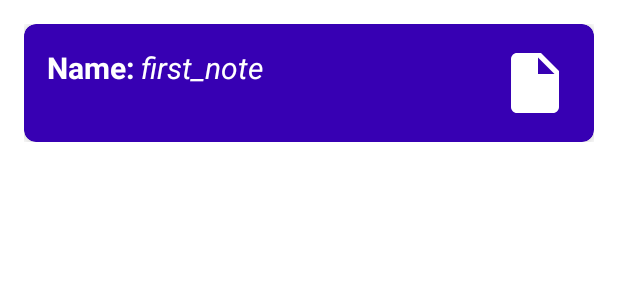
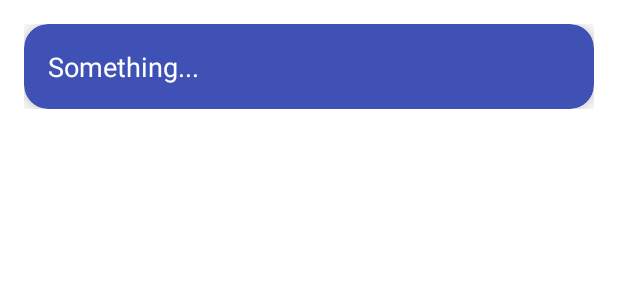
Before and after one commit to OlloshukurAnvarov/Notes, an Android app: the layout item_notes.xml on its own in the app's theme, with its tools: preview values and no code run, on a phone screen of 412 x 824 dp. Shown: the top 300 px of the screen. Run offline under Robolectric (Android 15) with nearby library versions, the light colour scheme and no system bars.

Commit message:
designda o'zgartirishlar

```diff
--- a/app/src/main/java/com/leaf/notes/model/Note.kt
+++ b/app/src/main/java/com/leaf/notes/model/Note.kt
@@ -7,5 +7,6 @@ import androidx.room.PrimaryKey
 class Note(
     @PrimaryKey(true)
     val id: Long,
+    val name: String,
     val note: String
 )
--- a/app/src/main/res/layout/fragment_refactor.xml
+++ b/app/src/main/res/layout/fragment_refactor.xml
@@ -3,6 +3,7 @@
     android:layout_width="match_parent"
     android:orientation="vertical"
     android:layout_height="match_parent">
+
     <LinearLayout
         android:layout_width="match_parent"
         android:layout_height="60dp"
--- a/app/src/main/res/layout/item_notes.xml
+++ b/app/src/main/res/layout/item_notes.xml
@@ -3,53 +3,31 @@
     xmlns:app="http://schemas.android.com/apk/res-auto"
     android:layout_width="match_parent"
     android:layout_height="wrap_content"
+    xmlns:tools="http://schemas.android.com/tools"
     android:padding="16dp">
 
     <androidx.cardview.widget.CardView
         android:layout_width="match_parent"
         android:layout_height="wrap_content"
-        app:cardBackgroundColor="?colorPrimaryVariant"
-        app:cardCornerRadius="8dp"
-        app:cardElevation="4dp">
+        app:cardBackgroundColor="?colorSecondary"
+        app:cardCornerRadius="16dp"
+        app:cardElevation="8dp">
 
         <FrameLayout
             android:layout_width="match_parent"
             android:layout_height="match_parent"
-            android:padding="15dp">
+            android:padding="16dp">
 
-            <LinearLayout
-                android:layout_width="wrap_content"
-                android:layout_height="wrap_content"
-                android:orientation="horizontal">
-
-                <TextView
-                    android:layout_width="match_parent"
-                    android:layout_height="match_parent"
-                    android:text="Name: "
-                    android:textColor="@color/white"
-                    android:textSize="20dp"
-                    android:textStyle="bold" />
-
-                <TextView
-                    android:layout_width="match_parent"
-                    android:layout_height="match_parent"
-                    android:gravity="center"
-                    android:text="first_note"
-                    android:textColor="@color/white"
-                    android:textSize="20dp"
-                    android:textStyle="italic" />
-            </LinearLayout>
-
-            <ImageView
-                android:layout_width="wrap_content"
-                android:layout_height="wrap_content"
-                android:layout_gravity="end|bottom"
-                android:src="@drawable/baseline_insert_drive_file_24" />
-
+            <TextView
+                android:id="@+id/text_note"
+                android:layout_width="match_parent"
+                android:layout_height="match_parent"
+                android:textColor="@color/white"
+                android:textSize="18sp"
+                tools:text="Something..."/>
 
         </FrameLayout>
 
     </androidx.cardview.widget.CardView>
 
-
 </FrameLayout>
```
